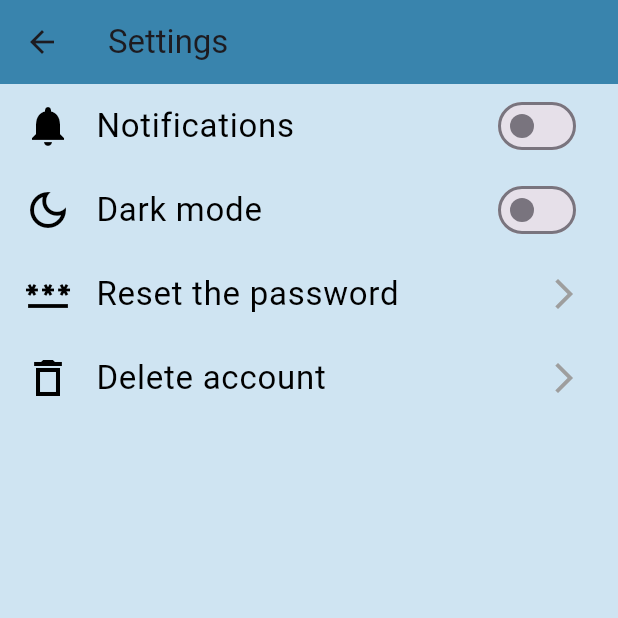
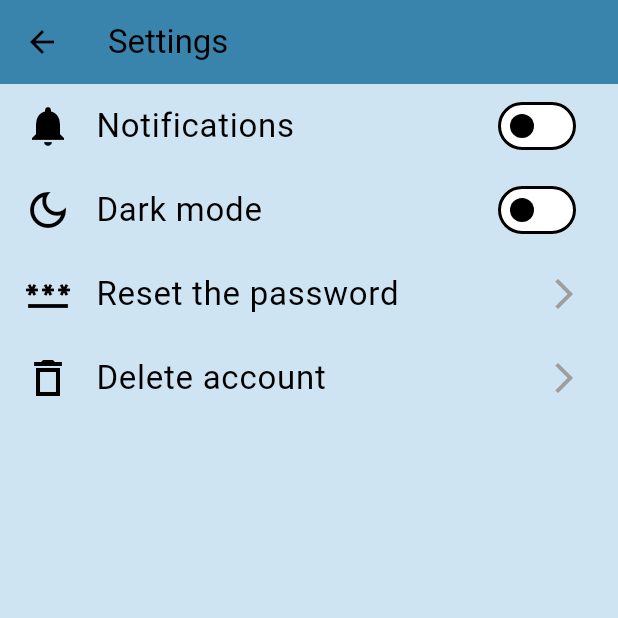
Before and after one commit to Islam-Kotov/MTAA_frontend, a Flutter app: the SettingsPage screen opened directly, on a phone screen of 412 x 824 dp, the top half of it. Run offline on Flutter 3.47's test engine with Material 3 defaults, Android fonts, the phone set to English and light mode, and no system bars; our stand-ins replace image_picker, shared_preferences; accounts and stored records are empty; network calls fail.

Commit message:
Partially dark mode

```diff
--- a/lib/main.dart
+++ b/lib/main.dart
@@ -1,8 +1,43 @@
 import 'package:flutter/material.dart';
+import 'package:provider/provider.dart';
 import 'screens/all_screens.dart';
 
+final ThemeData lightTheme = ThemeData(
+  scaffoldBackgroundColor: const Color.fromRGBO(207, 228, 242, 1),
+  appBarTheme: const AppBarTheme(
+    backgroundColor: Color.fromRGBO(57, 132, 173, 1),
+  ),
+  brightness: Brightness.light,
+  colorScheme: const ColorScheme(
+    brightness: Brightness.light,
+    primary: Color.fromRGBO(57, 132, 173, 1),
+    onPrimary: Colors.white,
+    secondary: Color.fromRGBO(111, 167, 204, 1),
+    onSecondary: Colors.white,
+    background: Color.fromRGBO(207, 228, 242, 1),
+    onBackground: Colors.black,
+    surface: Colors.white,
+    onSurface: Colors.black,
+    error: Colors.red,
+    onError: Colors.white,
+    primaryContainer: Color.fromRGBO(145, 193, 232, 1),
+    secondaryContainer: Color.fromRGBO(111, 167, 204, 1),
+  ),
+);
+
+final ThemeData darkTheme = ThemeData(
+  brightness: Brightness.dark,
+  primarySwatch: Colors.blue,
+  scaffoldBackgroundColor: Colors.black,
+);
+
 void main() {
-  runApp(const MyApp());
+  runApp(
+    ChangeNotifierProvider(
+      create: (_) => ThemeNotifier(),
+      child: const MyApp(),
+    ),
+  );
 }
 
 class MyApp extends StatelessWidget {
@@ -10,7 +45,12 @@ class MyApp extends StatelessWidget {
 
   @override
   Widget build(BuildContext context) {
+    final themeNotifier = Provider.of<ThemeNotifier>(context);
+
     return MaterialApp(
+      theme: lightTheme,
+      darkTheme: ThemeData.dark(),
+      themeMode: themeNotifier.themeMode,
       home: const AuthorizationScreen(),
     );
     // return MaterialApp(
--- a/lib/screens/all_screens.dart
+++ b/lib/screens/all_screens.dart
@@ -10,3 +10,4 @@ export 'my_plan_screen.dart';
 export 'predefined_levels_screen.dart';
 export 'predefined_workout_detail_screen.dart';
 export 'my_own_plan_screen.dart';
+export 'theme_notifier.dart';
--- a/lib/screens/profile_screen.dart
+++ b/lib/screens/profile_screen.dart
@@ -3,6 +3,7 @@ import 'dart:typed_data';
 import 'package:image_picker/image_picker.dart';
 import 'package:shared_preferences/shared_preferences.dart';
 import 'package:flutter/material.dart';
+import 'package:provider/provider.dart';
 import 'package:http/http.dart' as http;
 import 'dart:convert';
 import 'dart:async';
@@ -224,17 +225,17 @@ class _ProfileScreen extends State<ProfileScreen> {
       );
     }
 
+    final colors = Theme.of(context).colorScheme;
+
     return Scaffold(
       appBar: AppBar(
         title: const Text('Profile'),
-        backgroundColor: const Color.fromRGBO(57, 132, 173, 1),
       ),
-      backgroundColor: Color.fromRGBO(207, 228, 242, 1),
       body: Column(
         children: [
           Container(
             width: double.infinity,
-            color: Color.fromRGBO(145, 193, 232, 1),
+            color: colors.primaryContainer,
             padding: EdgeInsets.symmetric(vertical: 20, horizontal: 16),
             child: Column(
               children: [
@@ -280,7 +281,7 @@ class _ProfileScreen extends State<ProfileScreen> {
                   padding: EdgeInsets.symmetric(vertical: 20, horizontal: 16),
                   decoration: BoxDecoration(
                     borderRadius: BorderRadius.circular(10),
-                    color: Color.fromRGBO(111, 167, 204, 1),
+                    color: colors.secondaryContainer,
                   ),
                   child: Row(
                     mainAxisAlignment: MainAxisAlignment.spaceEvenly,
@@ -450,10 +451,8 @@ class SettingsPage extends StatelessWidget {
   @override
   Widget build(BuildContext context) {
     return Scaffold(
-      backgroundColor: const Color.fromRGBO(207, 228, 242, 1),
       appBar: AppBar(
         title: const Text('Settings'),
-        backgroundColor: const Color.fromRGBO(57, 132, 173, 1),
       ),
       body: Column(
         children: [
@@ -728,27 +727,19 @@ class _NotificationsSwitchState extends State<NotificationsSwitch> {
   }
 }
 
-class DarkmodeSwitch extends StatefulWidget {
+class DarkmodeSwitch extends StatelessWidget {
   const DarkmodeSwitch({super.key});
 
   @override
-  State<DarkmodeSwitch> createState() => _DarkmodeSwitchState();
-}
+  Widget build(BuildContext context) {
+    final themeNotifier = Provider.of<ThemeNotifier>(context);
+    final isDarkMode = themeNotifier.themeMode == ThemeMode.dark;
 
-class _DarkmodeSwitchState extends State<DarkmodeSwitch> {
-  bool darkmodeOn = false;
-
-  @override
-  Widget build(BuildContext context) {
     return Switch(
-      // This bool value toggles the switch.
-      value: darkmodeOn,
-      activeColor: Color.fromRGBO(111, 167, 204, 1),
-      onChanged: (bool value) {
-        // This is called when the user toggles the switch.
-        setState(() {
-          darkmodeOn = value;
-        });
+      value: isDarkMode,
+      activeColor: const Color.fromRGBO(111, 167, 204, 1),
+      onChanged: (value) {
+        themeNotifier.toggleTheme(value);
       },
     );
   }
@@ -811,9 +802,7 @@ class _MyProfilePageState extends State<MyProfilePage> {
       child: Scaffold(
         appBar: AppBar(
           title: const Text('My profile'),
-          backgroundColor: const Color.fromRGBO(57, 132, 173, 1),
         ),
-        backgroundColor: Color.fromRGBO(207, 228, 242, 1),
         resizeToAvoidBottomInset: false,
         body: Column(
           mainAxisSize: MainAxisSize.max,
--- /dev/null
+++ b/lib/screens/theme_notifier.dart
@@ -0,0 +1,12 @@
+import 'package:flutter/material.dart';
+
+class ThemeNotifier extends ChangeNotifier {
+  ThemeMode _themeMode = ThemeMode.light;
+
+  ThemeMode get themeMode => _themeMode;
+
+  void toggleTheme(bool isDark) {
+    _themeMode = isDark ? ThemeMode.dark : ThemeMode.light;
+    notifyListeners();
+  }
+}
--- a/lib/screens/workout_categories_screen.dart
+++ b/lib/screens/workout_categories_screen.dart
@@ -54,10 +54,10 @@ class _WorkoutCategoriesScreenState extends State<WorkoutCategoriesScreen> {
   @override
   Widget build(BuildContext context) {
     return Scaffold(
-      backgroundColor: const Color.fromRGBO(207, 228, 242, 1),
+      // backgroundColor: const Color.fromRGBO(207, 228, 242, 1),
       appBar: AppBar(
         title: const Text('Workout Categories'),
-        backgroundColor: const Color.fromRGBO(57, 132, 173, 1),
+        // backgroundColor: const Color.fromRGBO(57, 132, 173, 1),
         elevation: 2,
       ),
       body: isLoading
--- a/pubspec.yaml
+++ b/pubspec.yaml
@@ -37,6 +37,7 @@ dependencies:
   http: ^1.3.0
   shared_preferences: ^2.2.2
   image_picker: ^1.0.7
+  provider: ^6.1.1
 
 dev_dependencies:
   flutter_test:
```
Also changed, not shown: pubspec.lock.
